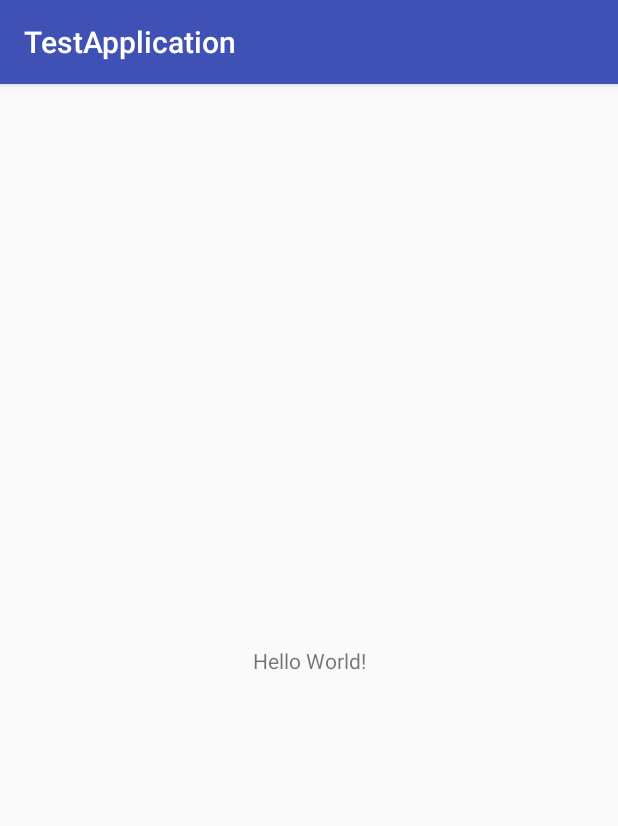
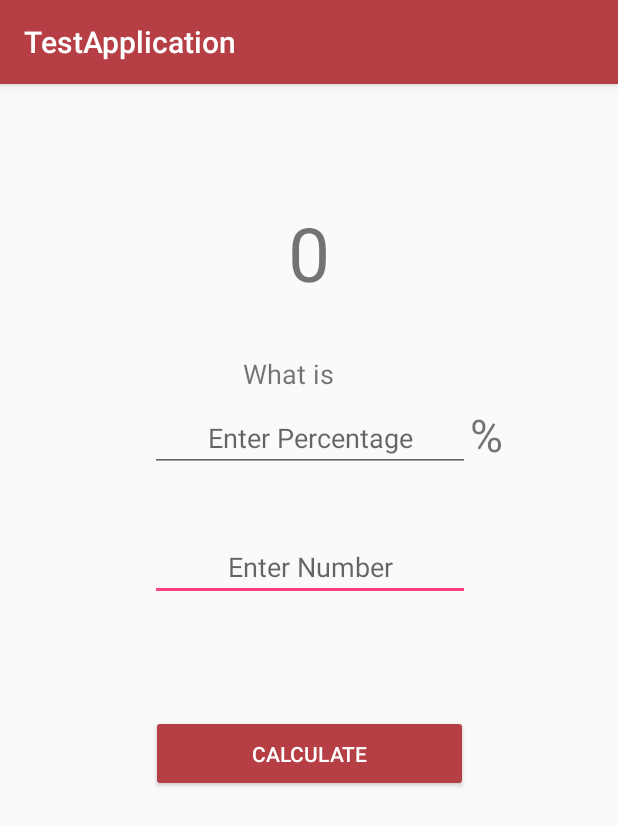
Before and after one commit to mckconor/Test-Android-Application-1, an Android app: the screen it shows after launch (MainActivity), on a phone screen of 412 x 824 dp. Shown: the top 826 px of the screen. Run offline under Robolectric (Android 15) with nearby library versions, the phone set to English and light mode, and no system bars.

Commit message:
Calculator
It became a calculator... No error handling for null values yet, percentage calculator

```diff
--- a/app/src/main/java/com/example/mckennc9/testapplication/MainActivity.java
+++ b/app/src/main/java/com/example/mckennc9/testapplication/MainActivity.java
@@ -6,11 +6,14 @@ import android.support.v4.app.ActivityCompat;
 import android.support.v4.content.ContextCompat;
 import android.support.v7.app.AppCompatActivity;
 import android.os.Bundle;
+import android.view.View;
+import android.widget.Button;
+import android.widget.EditText;
+import android.widget.TextView;
 
 import com.google.android.gms.location.FusedLocationProviderClient;
 import com.google.android.gms.location.LocationServices;
 import com.google.android.gms.maps.model.LatLng;
-import com.google.android.gms.tasks.OnSuccessListener;
 
 import java.util.List;
 
@@ -18,26 +21,29 @@ public class MainActivity extends AppCompatActivity {
 
     private FusedLocationProviderClient mFusedLocationClient;
 
+    TextView totalTextView;
+    EditText percentageText, numberText;
+
     @Override
     protected void onCreate(Bundle savedInstanceState) {
         super.onCreate(savedInstanceState);
         setContentView(R.layout.activity_main);
         mFusedLocationClient = LocationServices.getFusedLocationProviderClient(this);
 
-        if ( ContextCompat.checkSelfPermission( this, android.Manifest.permission.ACCESS_COARSE_LOCATION ) != PackageManager.PERMISSION_GRANTED ) {
+        totalTextView = (TextView) findViewById(R.id.totalTextView);
+        percentageText = (EditText) findViewById(R.id.percentageTxt);
+        numberText = (EditText) findViewById(R.id.numberTxt);
 
-        }
-
-        mFusedLocationClient.getLastLocation()
-                .addOnSuccessListener(this, new OnSuccessListener<Location>() {
-                    @Override
-                    public void onSuccess(Location location) {
-                        // Got last known location. In some rare situations this can be null.
-                        if (location != null) {
-                            // Logic to handle location object
-                        }
-                    }
-                });
+        Button calcButton = (Button) findViewById(R.id.calcBtn);
+        calcButton.setOnClickListener(new View.OnClickListener(){
+            @Override
+            public void onClick(View view) {
+                float percentage = Float.parseFloat(percentageText.getText().toString());
+                float dec = percentage / 100;
+                float total = dec * Float.parseFloat((numberText.getText().toString()));
+                totalTextView.setText(Float.toString(total));
+            }
+        });
     }
 
     private void addHeatMap() {
--- a/app/src/main/res/layout/activity_main.xml
+++ b/app/src/main/res/layout/activity_main.xml
@@ -7,12 +7,129 @@
     tools:context="com.example.mckennc9.testapplication.MainActivity">
 
     <TextView
+        android:id="@+id/totalTextView"
+        android:layout_width="0dp"
+        android:layout_height="wrap_content"
+        android:text="0"
+        android:textAlignment="center"
+        android:textSize="50sp"
+        app:layout_constraintBottom_toBottomOf="parent"
+        app:layout_constraintHorizontal_bias="0.0"
+        app:layout_constraintLeft_toLeftOf="parent"
+        app:layout_constraintRight_toRightOf="parent"
+        app:layout_constraintTop_toTopOf="parent"
+        app:layout_constraintVertical_bias="0.112"
+        android:layout_marginLeft="8dp"
+        android:layout_marginRight="8dp" />
+
+    <TextView
+        android:id="@+id/textView"
+        android:layout_width="368dp"
+        android:layout_height="wrap_content"
+        android:layout_marginBottom="8dp"
+        android:layout_marginLeft="8dp"
+        android:layout_marginRight="8dp"
+        android:layout_marginTop="8dp"
+        android:textAlignment="center"
+        android:textSize="18sp"
+        app:layout_constraintBottom_toBottomOf="parent"
+        app:layout_constraintHorizontal_bias="0.0"
+        app:layout_constraintLeft_toLeftOf="parent"
+        app:layout_constraintRight_toRightOf="parent"
+        app:layout_constraintVertical_bias="0.0"
+        tools:text="of"
+        app:layout_constraintTop_toBottomOf="@+id/percentageTxt" />
+
+    <TextView
+        android:id="@+id/textView2"
+        android:layout_width="368dp"
+        android:layout_height="wrap_content"
+        android:text="What is"
+        android:textAlignment="center"
+        android:textSize="18sp"
+        android:layout_marginLeft="8dp"
+        app:layout_constraintLeft_toLeftOf="parent"
+        android:layout_marginRight="8dp"
+        app:layout_constraintRight_toRightOf="parent"
+        android:layout_marginTop="8dp"
+        app:layout_constraintHorizontal_bias="0.0"
+        app:layout_constraintBottom_toBottomOf="parent"
+        android:layout_marginBottom="8dp"
+        app:layout_constraintVertical_bias="0.046"
+        app:layout_constraintTop_toBottomOf="@+id/totalTextView" />
+
+    <EditText
+        android:id="@+id/numberTxt"
         android:layout_width="wrap_content"
         android:layout_height="wrap_content"
-        android:text="Hello World!"
+        android:ems="10"
+        android:hint="Enter Number"
+        android:inputType="numberDecimal"
+        android:textAlignment="center"
+        android:layout_marginLeft="8dp"
+        app:layout_constraintLeft_toLeftOf="parent"
+        android:layout_marginRight="8dp"
+        app:layout_constraintRight_toRightOf="parent"
         app:layout_constraintBottom_toBottomOf="parent"
+        app:layout_constraintHorizontal_bias="0.503"
+        android:layout_marginBottom="8dp"
+        android:layout_marginTop="8dp"
+        app:layout_constraintVertical_bias="0.0"
+        app:layout_constraintTop_toBottomOf="@+id/textView" />
+
+    <EditText
+        android:id="@+id/percentageTxt"
+        android:layout_width="wrap_content"
+        android:layout_height="wrap_content"
+        android:ems="10"
+        android:hint="Enter Percentage"
+        android:inputType="numberDecimal"
+        android:textAlignment="center"
+        android:layout_marginLeft="8dp"
         app:layout_constraintLeft_toLeftOf="parent"
+        android:layout_marginRight="8dp"
         app:layout_constraintRight_toRightOf="parent"
-        app:layout_constraintTop_toTopOf="parent" />
+        android:layout_marginTop="8dp"
+        app:layout_constraintHorizontal_bias="0.503"
+        app:layout_constraintBottom_toBottomOf="parent"
+        android:layout_marginBottom="8dp"
+        app:layout_constraintVertical_bias="0.0"
+        app:layout_constraintTop_toBottomOf="@+id/textView2" />
+
+    <TextView
+        android:id="@+id/textView3"
+        android:layout_width="wrap_content"
+        android:layout_height="wrap_content"
+        android:text="%"
+        android:textSize="30sp"
+        android:layout_marginRight="8dp"
+        app:layout_constraintRight_toRightOf="parent"
+        android:layout_marginLeft="0dp"
+        app:layout_constraintHorizontal_bias="0.0"
+        android:layout_marginTop="8dp"
+        app:layout_constraintBottom_toBottomOf="parent"
+        android:layout_marginBottom="8dp"
+        app:layout_constraintVertical_bias="0.0"
+        app:layout_constraintTop_toBottomOf="@+id/textView2"
+        app:layout_constraintLeft_toRightOf="@+id/percentageTxt" />
+
+    <Button
+        android:id="@+id/calcBtn"
+        android:layout_width="211dp"
+        android:layout_height="51dp"
+        android:backgroundTint="@color/colorPrimary"
+        android:text="Calculate"
+        android:textAlignment="center"
+        android:textColor="@color/colorPrimaryDark"
+        android:layout_marginTop="8dp"
+        app:layout_constraintBottom_toBottomOf="parent"
+        android:layout_marginBottom="8dp"
+        app:layout_constraintVertical_bias="0.191"
+        android:layout_marginLeft="8dp"
+        app:layout_constraintLeft_toLeftOf="parent"
+        android:layout_marginRight="8dp"
+        app:layout_constraintRight_toRightOf="parent"
+        app:layout_constraintTop_toBottomOf="@+id/numberTxt"
+        app:layout_constraintHorizontal_bias="0.503" />
 
 </android.support.constraint.ConstraintLayout>
--- a/app/src/main/res/values/colors.xml
+++ b/app/src/main/res/values/colors.xml
@@ -1,6 +1,6 @@
 <?xml version="1.0" encoding="utf-8"?>
 <resources>
-    <color name="colorPrimary">#3F51B5</color>
-    <color name="colorPrimaryDark">#303F9F</color>
+    <color name="colorPrimary">#b53f45</color>
+    <color name="colorPrimaryDark">#ffffff</color>
     <color name="colorAccent">#FF4081</color>
 </resources>
```
